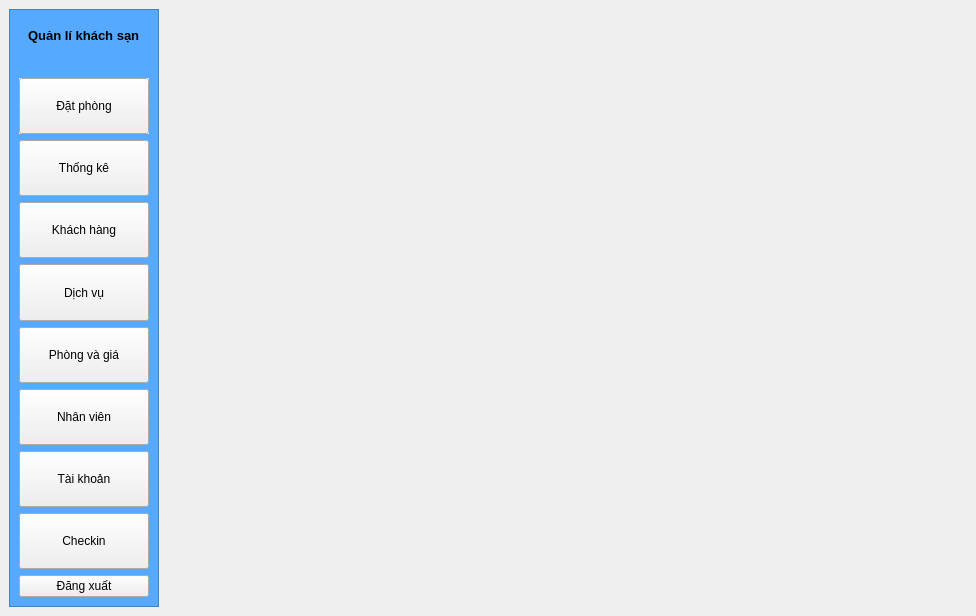
Before: the Qt Designer form view/Menu/menu_ui.ui in loimaxto/DoAnPython, drawn with Qt 5.
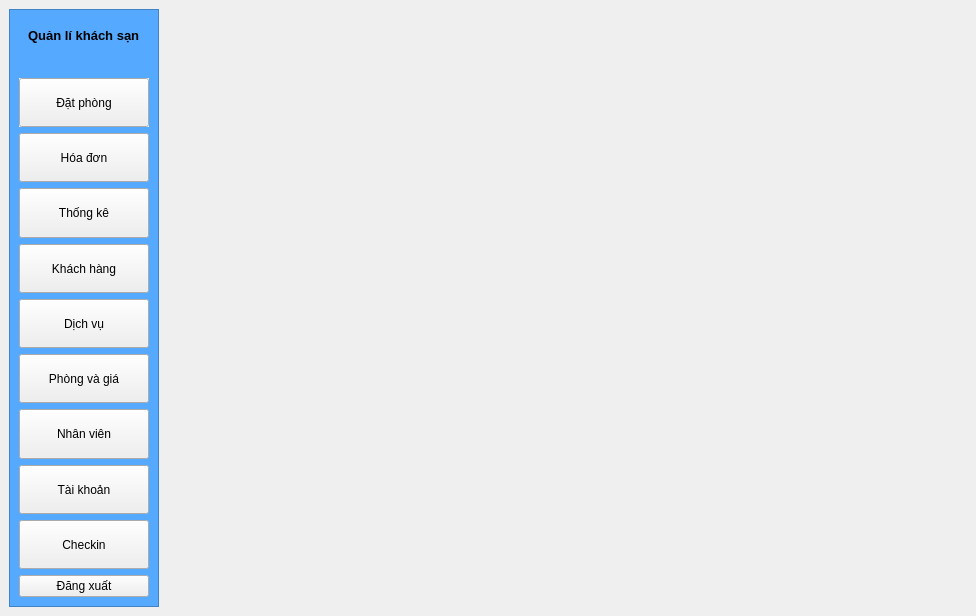
After: the same form once the commit is applied.

```diff
--- a/view/Menu/menu_ui.ui
+++ b/view/Menu/menu_ui.ui
@@ -138,6 +138,25 @@
             </property>
            </widget>
           </item>
+          <item>
+           <widget class="QPushButton" name="hoadon_btn">
+            <property name="sizePolicy">
+             <sizepolicy hsizetype="Minimum" vsizetype="Preferred">
+              <horstretch>0</horstretch>
+              <verstretch>0</verstretch>
+             </sizepolicy>
+            </property>
+            <property name="cursor">
+             <cursorShape>ArrowCursor</cursorShape>
+            </property>
+            <property name="focusPolicy">
+             <enum>Qt::TabFocus</enum>
+            </property>
+            <property name="text">
+             <string>Hóa đơn</string>
+            </property>
+           </widget>
+          </item>
           <item>
            <widget class="QPushButton" name="thongKeBtn">
             <property name="sizePolicy">
```
